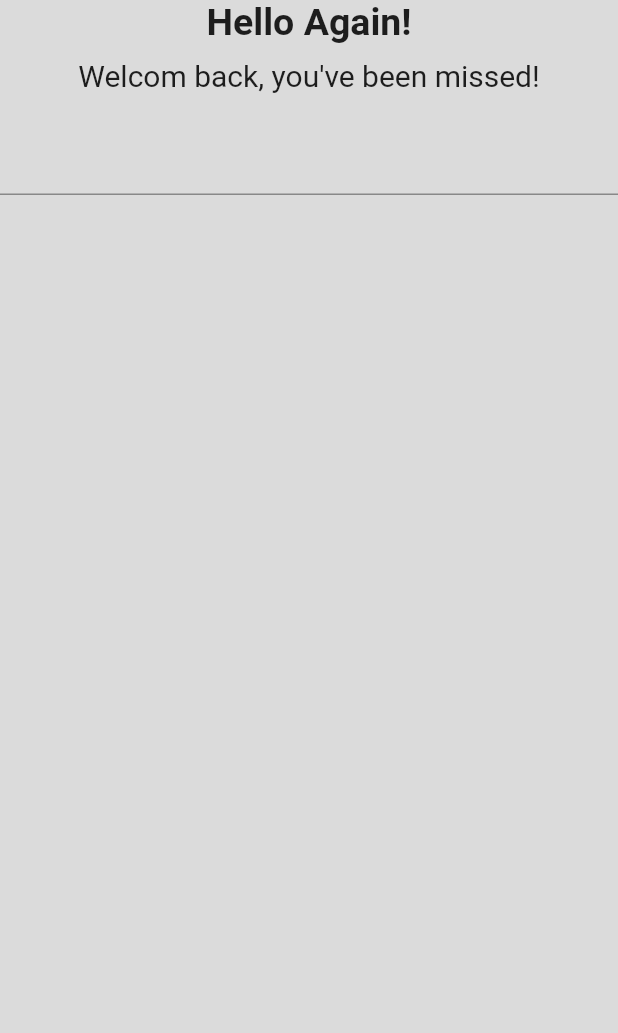
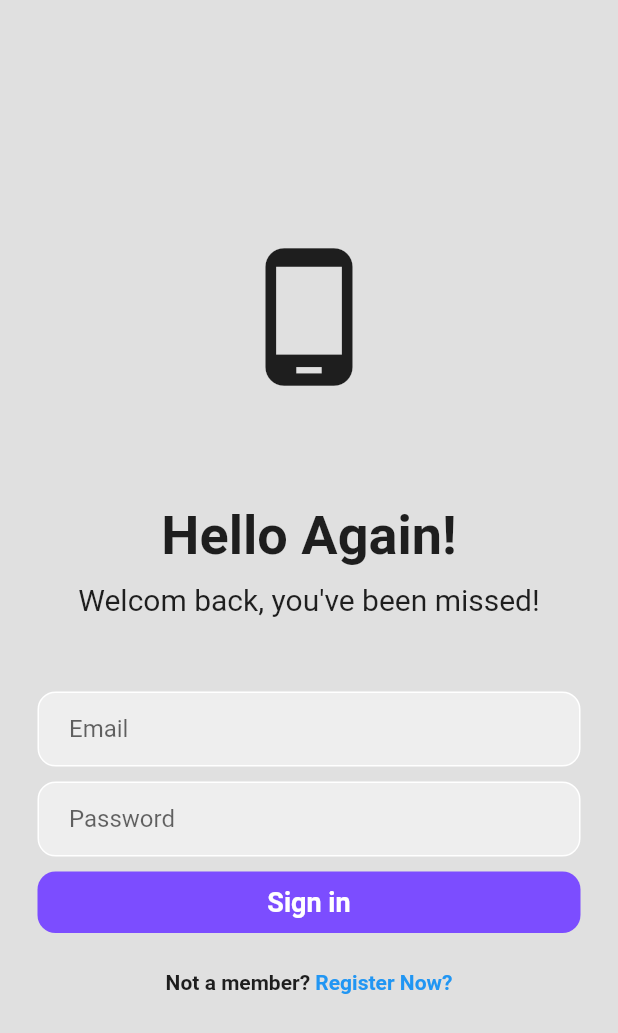
Before and after one commit to Henry12Lau/sample_app_flutter, a Flutter app: the screen it shows after launch, on a phone screen of 412 x 824 dp. Shown: the top 1033 px of the screen. Run offline on Flutter 3.47's test engine with Material 2 defaults, Android fonts, the phone set to English and light mode, and no system bars.

Commit message:
login page

```diff
--- a/lib/login_page.dart
+++ b/lib/login_page.dart
@@ -13,16 +13,23 @@ class _LoginPageState extends State<LoginPage> {
   @override
   Widget build(BuildContext context) {
     return Scaffold(
-      backgroundColor: Color.fromARGB(255, 219, 219, 219),
+      backgroundColor: Colors.grey[300],
       body: SafeArea(
         child: Center(
-          child: Column(children: [
+          child: Column(
+            mainAxisAlignment: MainAxisAlignment.center,
+            children: [
+              Icon(
+                Icons.phone_android,
+                size: 100,
+              ),
+              SizedBox(height: 75),
               // Hello again!
               Text(
                 'Hello Again!',
                 style: TextStyle(
                   fontWeight: FontWeight.bold,
-                fontSize: 25,
+                  fontSize: 36,
                 ),
               ),
               SizedBox(height: 10),
@@ -32,14 +39,94 @@ class _LoginPageState extends State<LoginPage> {
                   fontSize: 20,
                 ),
               ),
-            SizedBox(height: 20),
+              SizedBox(height: 50),
 
               // email text field
-            TextField(),
+              Padding(
+                padding: const EdgeInsets.symmetric(horizontal: 25.0),
+                child: Container(
+                  decoration: BoxDecoration(
+                    color: Colors.grey[200],
+                    border: Border.all(color: Colors.white),
+                    borderRadius: BorderRadius.circular(12),
+                  ),
+                  child: Padding(
+                    padding: const EdgeInsets.only(left: 20.0),
+                    child: TextField(
+                      decoration: InputDecoration(
+                        border: InputBorder.none,
+                        hintText: 'Email',
+                      ),
+                    ),
+                  ),
+                ),
+              ),
+              SizedBox(height: 10),
               // password text field
+              Padding(
+                padding: const EdgeInsets.symmetric(horizontal: 25.0),
+                child: Container(
+                  decoration: BoxDecoration(
+                    color: Colors.grey[200],
+                    border: Border.all(color: Colors.white),
+                    borderRadius: BorderRadius.circular(12),
+                  ),
+                  child: Padding(
+                    padding: const EdgeInsets.only(left: 20.0),
+                    child: TextField(
+                      obscureText: true,
+                      decoration: InputDecoration(
+                        border: InputBorder.none,
+                        hintText: 'Password',
+                      ),
+                    ),
+                  ),
+                ),
+              ),
+              SizedBox(height: 10),
               // sign in button
+              Padding(
+                padding: const EdgeInsets.symmetric(horizontal: 25.0),
+                child: Container(
+                  padding: EdgeInsets.all(10),
+                  decoration: BoxDecoration(
+                    color: Colors.deepPurpleAccent,
+                    borderRadius: BorderRadius.circular(12),
+                  ),
+                  child: Center(
+                    child: Text(
+                      'Sign in',
+                      style: TextStyle(
+                        color: Colors.white,
+                        fontWeight: FontWeight.bold,
+                        fontSize: 18,
+                      ),
+                    ),
+                  ),
+                ),
+              ),
+              SizedBox(height: 25),
               // not a member? register now
-          ]),
+              Row(
+                mainAxisAlignment: MainAxisAlignment.center,
+                children: [
+                  Text(
+                    'Not a member?',
+                    style: TextStyle(
+                      fontWeight: FontWeight.bold,
+                    ),
+                  ),
+                  Text(
+                    ' Register Now?',
+                    style: TextStyle(
+                      color: Colors.blue,
+                      fontWeight: FontWeight.bold,
+                    ),
+                  ),
+                ],
+              ),
+            ],
+          ),
         ),
       ),
     );
```
Lines whose indentation alone changed are shown as unchanged.
